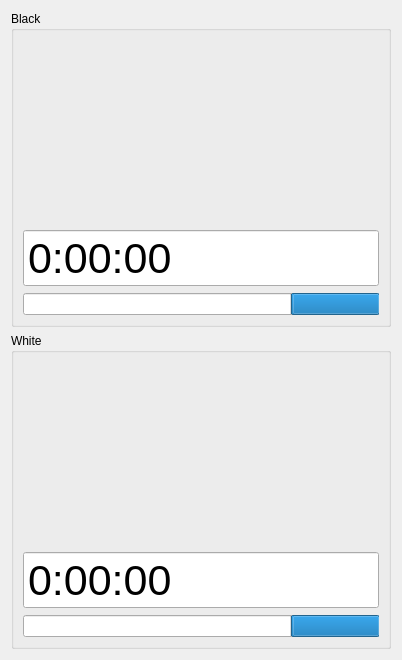
KDE/knights, file src/clockwidget.ui: the form before one commit.
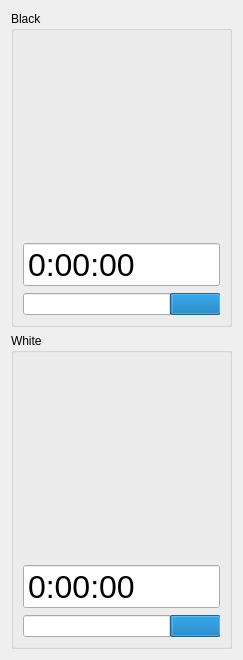
The form after the commit. Custom widgets are drawn as their Qt base class.

Commit message: Reduce the size of digital time displays to 24

```diff
--- a/src/clockwidget.ui
+++ b/src/clockwidget.ui
@@ -6,7 +6,7 @@
    <rect>
     <x>0</x>
     <y>0</y>
-    <width>402</width>
+    <width>243</width>
     <height>660</height>
    </rect>
   </property>
@@ -24,7 +24,7 @@
        <widget class="QTimeEdit" name="timeB">
         <property name="font">
          <font>
-          <pointsize>32</pointsize>
+          <pointsize>24</pointsize>
          </font>
         </property>
         <property name="readOnly">
@@ -64,7 +64,7 @@
        <widget class="QTimeEdit" name="timeW">
         <property name="font">
          <font>
-          <pointsize>32</pointsize>
+          <pointsize>24</pointsize>
          </font>
         </property>
         <property name="readOnly">
```
